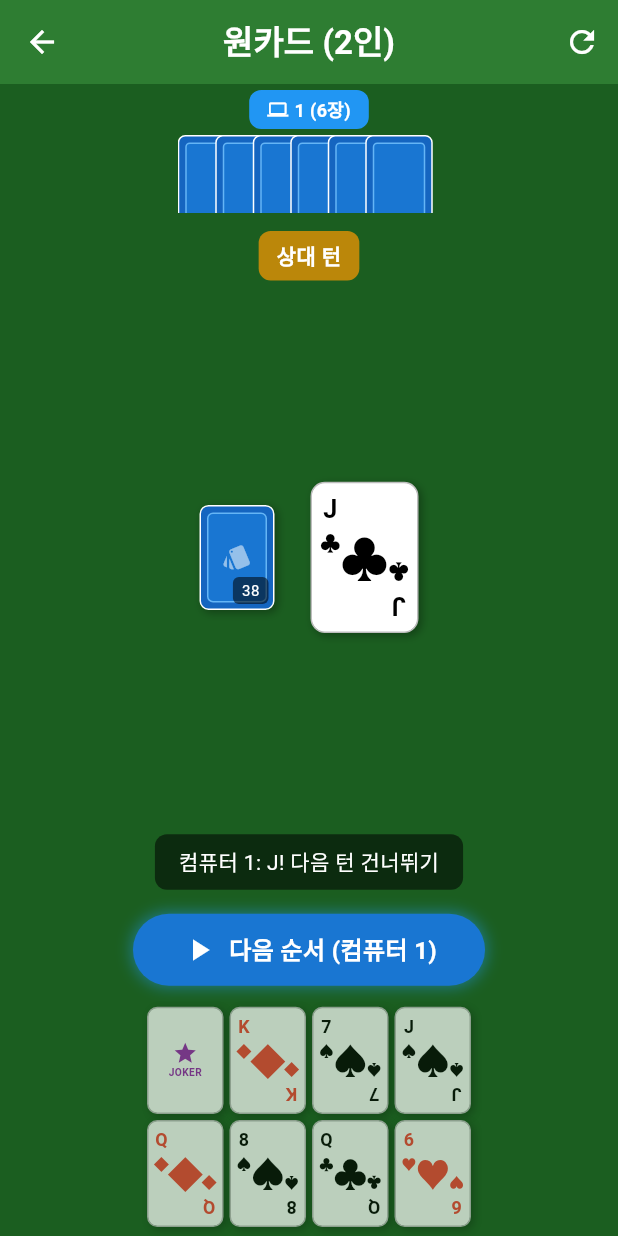
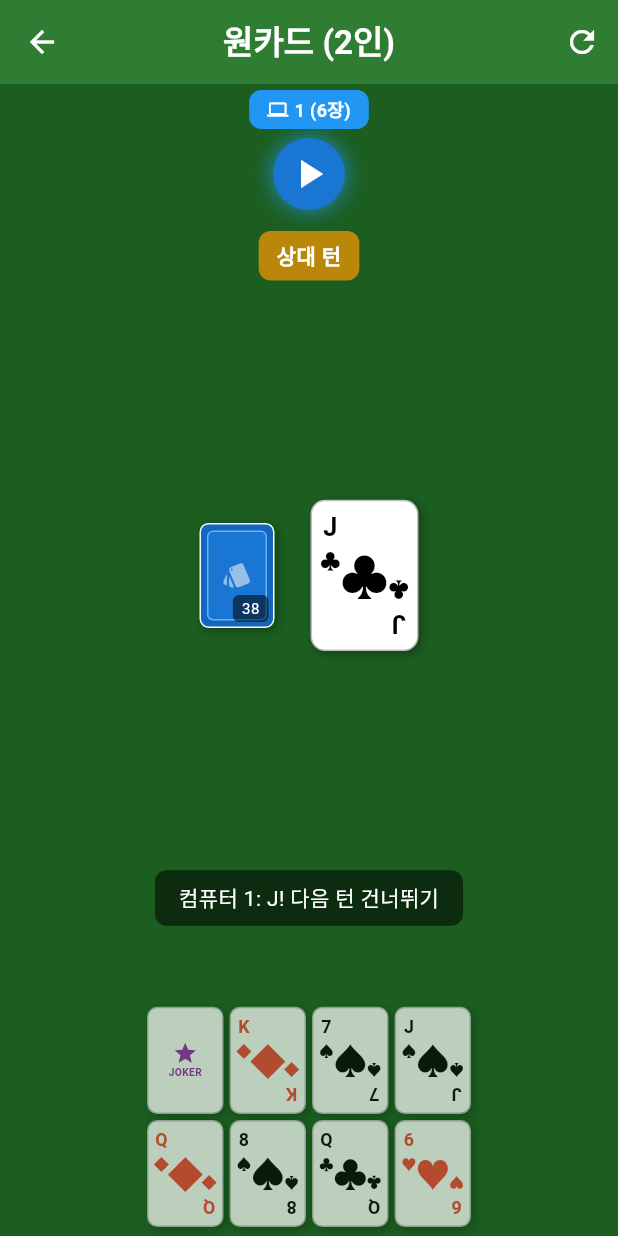
Before and after one commit to mhpark03/games, a Flutter app: the OneCardScreen screen opened directly, after a tap on an icon or button, on a phone screen of 412 x 824 dp. Run offline on Flutter 3.47's test engine with Material 3 defaults, Android fonts, the phone set to English and light mode, and no system bars; our stand-ins replace shared_preferences; accounts and stored records are empty.

Commit message:
원카드 다음순서 버튼을 컴퓨터 위치에 아이콘으로 표시
- 기존 하단 "다음 순서 (컴퓨터 N)" 텍스트 버튼 제거
- 현재 턴인 컴퓨터 위치에 원형 플레이 아이콘 버튼 표시
- 각 컴퓨터 위젯(상단, 좌측, 우측)에 플레이 버튼 통합
- 가로 레이아웃에도 동일하게 적용
- 직관적으로 어느 컴퓨터가 플레이할 차례인지 알 수 있음

```diff
--- a/lib/games/onecard/onecard_screen.dart
+++ b/lib/games/onecard/onecard_screen.dart
@@ -955,10 +955,8 @@ class _OneCardScreenState extends State<OneCardScreen> with TickerProviderStateM
                 ),
                 // 메시지
                 if (gameMessage != null) _buildMessage(),
-                // 다음 순서 버튼
-                if (waitingForNextTurn) _buildNextTurnButton(),
-                // 원카드 버튼
-                if (!waitingForNextTurn) _buildOneCardButton(),
+                // 원카드 버튼 (대기 중일 때는 빈 공간)
+                _buildOneCardButton(),
                 // 플레이어 핸드
                 _buildPlayerHand(),
               ],
@@ -973,38 +971,24 @@ class _OneCardScreenState extends State<OneCardScreen> with TickerProviderStateM
     );
   }
 
-  Widget _buildNextTurnButton() {
+  Widget _buildPlayIconButton() {
     return GestureDetector(
       onTap: _onNextTurn,
       child: Container(
-        margin: const EdgeInsets.symmetric(vertical: 8),
-        padding: const EdgeInsets.symmetric(horizontal: 32, vertical: 12),
+        width: 48,
+        height: 48,
         decoration: BoxDecoration(
           color: Colors.blue.shade700,
-          borderRadius: BorderRadius.circular(24),
+          shape: BoxShape.circle,
           boxShadow: [
             BoxShadow(
-              color: Colors.blue.withValues(alpha: 0.5),
-              blurRadius: 8,
-              spreadRadius: 1,
-            ),
-          ],
-        ),
-        child: Row(
-          mainAxisSize: MainAxisSize.min,
-          children: [
-            const Icon(Icons.play_arrow, color: Colors.white, size: 24),
-            const SizedBox(width: 8),
-            Text(
-              '다음 순서 (${_getPlayerName(currentTurn)})',
-              style: const TextStyle(
-                color: Colors.white,
-                fontSize: 16,
-                fontWeight: FontWeight.bold,
-              ),
-            ),
-          ],
-        ),
+              color: Colors.blue.withValues(alpha: 0.6),
+              blurRadius: 10,
+              spreadRadius: 2,
+            ),
+          ],
+        ),
+        child: const Icon(Icons.play_arrow, color: Colors.white, size: 32),
       ),
     );
   }
@@ -1014,6 +998,7 @@ class _OneCardScreenState extends State<OneCardScreen> with TickerProviderStateM
 
     final hand = computerHands[computerIndex];
     final isCurrentTurn = currentTurn == computerIndex + 1;
+    final showPlayButton = waitingForNextTurn && isCurrentTurn;
 
     return Container(
       width: 50,
@@ -1047,7 +1032,14 @@ class _OneCardScreenState extends State<OneCardScreen> with TickerProviderStateM
             style: const TextStyle(color: Colors.white, fontSize: 11),
           ),
           const SizedBox(height: 8),
-          // 카드 뒷면 스택
+          // 플레이 버튼 또는 카드 뒷면 스택
+          if (showPlayButton)
+            Expanded(
+              child: Center(
+                child: _buildPlayIconButton(),
+              ),
+            )
+          else
             Expanded(
               child: _buildVerticalCardStack(hand.length),
             ),
@@ -1156,15 +1148,13 @@ class _OneCardScreenState extends State<OneCardScreen> with TickerProviderStateM
                   onPressed: _restartGame,
                 ),
               ),
-              // 하단 중앙: 다음 순서 버튼 또는 원카드 버튼
+              // 하단 중앙: 원카드 버튼 (대기 중일 때는 빈 공간)
               Positioned(
                 bottom: 8,
                 left: 0,
                 right: 0,
                 child: Center(
-                  child: waitingForNextTurn
-                      ? _buildNextTurnButton()
-                      : _buildOneCardButton(),
+                  child: _buildOneCardButton(),
                 ),
               ),
               // 무늬 선택 UI
@@ -1199,6 +1189,8 @@ class _OneCardScreenState extends State<OneCardScreen> with TickerProviderStateM
   Widget _buildLandscapeComputerHand() {
     if (computerHands.isEmpty) return const SizedBox();
     final hand = computerHands[0];
+    final isCurrentTurn = currentTurn == 1;
+    final showPlayButton = waitingForNextTurn && isCurrentTurn;
 
     // 카드 겹침 정도 계산
     final cardHeight = 56.0;
@@ -1209,7 +1201,9 @@ class _OneCardScreenState extends State<OneCardScreen> with TickerProviderStateM
       width: 60,
       padding: const EdgeInsets.symmetric(vertical: 40),
       child: Center(
-        child: SizedBox(
+        child: showPlayButton
+            ? _buildPlayIconButton()
+            : SizedBox(
                 width: 40,
                 height: totalHeight,
                 child: Stack(
@@ -1491,6 +1485,7 @@ class _OneCardScreenState extends State<OneCardScreen> with TickerProviderStateM
 
     final hand = computerHands[computerIndex];
     final isCurrentTurn = currentTurn == computerIndex + 1;
+    final showPlayButton = waitingForNextTurn && isCurrentTurn;
 
     // 카드 겹침 정도 계산 (카드 수에 따라 동적)
     final cardWidth = 50.0;
@@ -1522,10 +1517,12 @@ class _OneCardScreenState extends State<OneCardScreen> with TickerProviderStateM
             ),
           ),
           const SizedBox(height: 4),
-          // 카드 스택
+          // 플레이 버튼 또는 카드 스택
           Expanded(
             child: Center(
-              child: SizedBox(
+              child: showPlayButton
+                  ? _buildPlayIconButton()
+                  : SizedBox(
                       width: totalWidth,
                       height: 60,
                       child: Stack(
```
Lines whose indentation alone changed are shown as unchanged.
